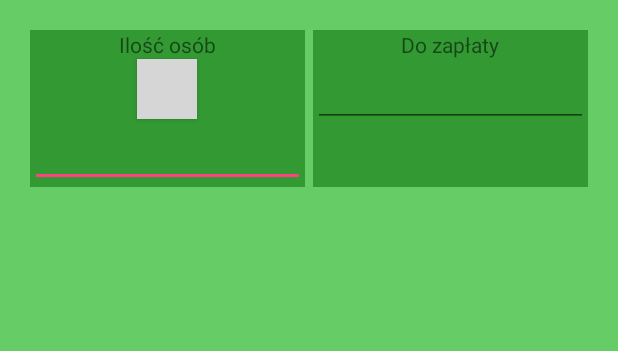
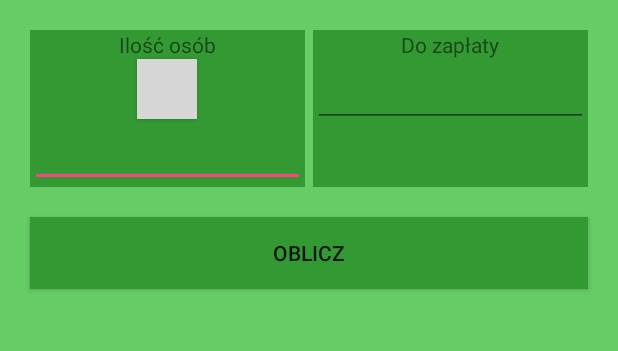
Before and after one commit to jacek444466/JakiNapiwek, an Android app: the screen it shows after launch (MainActivity), on a phone screen of 412 x 824 dp, the part 120-471 px from its top. Run offline under Robolectric (Android 15) with nearby library versions, the phone set to English and light mode, and no system bars; grey boxes are pictures that could not be loaded.

Commit message:
gotowy lauout

```diff
--- a/app/src/main/java/com/example/jacek/jakinapiwek/MainActivity.java
+++ b/app/src/main/java/com/example/jacek/jakinapiwek/MainActivity.java
@@ -1,20 +1,30 @@
 package com.example.jacek.jakinapiwek;
 
+import android.app.Activity;
 import android.os.Bundle;
 import android.support.design.widget.FloatingActionButton;
 import android.support.design.widget.Snackbar;
 import android.support.v7.app.AppCompatActivity;
 import android.support.v7.widget.Toolbar;
+import android.util.Log;
 import android.view.View;
 import android.view.Menu;
 import android.view.MenuItem;
+import android.widget.Button;
 
-public class MainActivity extends AppCompatActivity {
+public class MainActivity extends Activity implements View.OnClickListener {
+    Button oblicz;
+    Button plusjeden;
 
     @Override
     protected void onCreate(Bundle savedInstanceState) {
         super.onCreate(savedInstanceState);
         setContentView(R.layout.activity_main);
+        oblicz=(Button)findViewById(R.id.oblicz);
+        plusjeden=(Button)findViewById(R.id.plusjednbutton);
+        oblicz.setOnClickListener(this);
+        plusjeden.setOnClickListener(this);
+
 
 
     }
@@ -40,4 +50,9 @@ public class MainActivity extends AppCompatActivity {
 
         return super.onOptionsItemSelected(item);
     }
+
+    @Override
+    public void onClick(View v) {
+
+    }
 }
--- a/app/src/main/res/layout/activity_main.xml
+++ b/app/src/main/res/layout/activity_main.xml
@@ -67,7 +67,7 @@
                 android:layout_height="40dp"
                 android:background="@drawable/plusjeden"
                 android:layout_gravity="center_horizontal"
-                android:id="@+id/button" />
+                android:id="@+id/plusjednbutton" />
 
             <EditText
                 android:layout_width="wrap_content"
@@ -103,4 +103,14 @@
 
     </LinearLayout>
 
+    <Button
+        android:layout_width="match_parent"
+        android:layout_height="wrap_content"
+        android:background="#339933"
+        android:text="Oblicz"
+        android:id="@+id/oblicz"
+        android:layout_marginLeft="20dp"
+        android:layout_marginRight="20dp"
+        android:layout_gravity="center_horizontal" />
+
 </LinearLayout>
```
Also changed, not shown: 1 other file.
